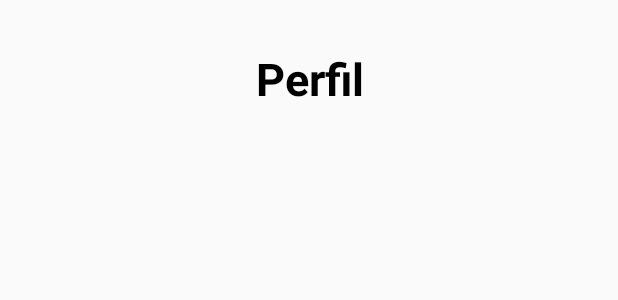
After one commit to AilingITS/Biblioloft, an Android app: the layout fragment_profile_admin.xml on its own in the app's theme, with its tools: preview values and no code run, on a phone screen of 412 x 824 dp. The commit adds this screen. Shown: the top 300 px of the screen. Run offline under Robolectric (Android 15) with nearby library versions, the phone set to English and light mode, and no system bars.

Commit message:
Navegación interfaces admin

```diff
--- a/app/src/main/java/com/example/scopeofreading/AdminActivity.java
+++ b/app/src/main/java/com/example/scopeofreading/AdminActivity.java
@@ -12,6 +12,7 @@ import com.example.scopeofreading.fragments.HomeFragment;
 import com.example.scopeofreading.fragments.ProfileFragment;
 import com.example.scopeofreading.fragments.SettingsFragment;
 import com.example.scopeofreading.fragmentsAdmin.HomeAdminFragment;
+import com.example.scopeofreading.fragmentsAdmin.ProfileAdminFragment;
 import com.example.scopeofreading.fragmentsAdmin.RegistroLibrosFragment;
 import com.google.android.material.bottomnavigation.BottomNavigationView;
 
@@ -44,7 +45,7 @@ public class AdminActivity extends AppCompatActivity {
                         break;
 
                     case R.id.nav_profile:
-                        fragment = new ProfileFragment();
+                        fragment = new ProfileAdminFragment();
                         break;
 
                     case R.id.nav_settings:
--- /dev/null
+++ b/app/src/main/res/layout/fragment_profile_admin.xml
@@ -0,0 +1,26 @@
+<?xml version="1.0" encoding="utf-8"?>
+<androidx.constraintlayout.widget.ConstraintLayout xmlns:android="http://schemas.android.com/apk/res/android"
+    xmlns:app="http://schemas.android.com/apk/res-auto"
+    xmlns:tools="http://schemas.android.com/tools"
+    android:layout_width="match_parent"
+    android:layout_height="match_parent"
+    tools:context=".fragmentsAdmin.ProfileAdminFragment">
+
+    <TextView
+        android:id="@+id/textView"
+        android:layout_width="wrap_content"
+        android:layout_height="wrap_content"
+        android:layout_gravity="center"
+        android:layout_marginStart="32dp"
+        android:layout_marginTop="32dp"
+        android:layout_marginEnd="32dp"
+        android:text="@string/profile_text"
+        android:textAlignment="center"
+        android:textColor="@color/black"
+        android:textSize="30sp"
+        android:textStyle="bold"
+        app:layout_constraintEnd_toEndOf="parent"
+        app:layout_constraintStart_toStartOf="parent"
+        app:layout_constraintTop_toTopOf="parent" />
+
+</androidx.constraintlayout.widget.ConstraintLayout>
--- a/app/src/main/res/values/strings.xml
+++ b/app/src/main/res/values/strings.xml
@@ -32,6 +32,8 @@
 
     <!-- Strings settings -->
     <string name="ModificarPerfil">Modificar Perfil</string>
+    <string name="editarDatosString">Editar los datos del Perfil</string>
+    <string name="guardarCambiosString">Guardar cambios</string>
     <string name="TemaOscuro">TEMA OSCURO</string>
     <string name="Español_English">ESPAÑOL/ENGLISH</string>
 
@@ -54,4 +56,6 @@
     <string name="stringRegistro">Registro de libros</string>
 
 
+
+
 </resources>
```
Also changed, not shown: app/src/main/java/com/example/scopeofreading/fragments/EditarPerfilFragment.java (added, +50 -0 lines), app/src/main/java/com/example/scopeofreading/fragments/SettingsFragment.java (+19 -1 lines), app/src/main/java/com/example/scopeofreading/fragmentsAdmin/ProfileAdminFragment.java (added, +49 -0 lines), app/src/main/java/com/example/scopeofreading/fragmentsAdmin/agregarCategorias/agregarAventuraFragment.java (+36 -1 lines), app/src/main/res/layout/fragment_editar_perfil.xml (added, +103 -0 lines).
